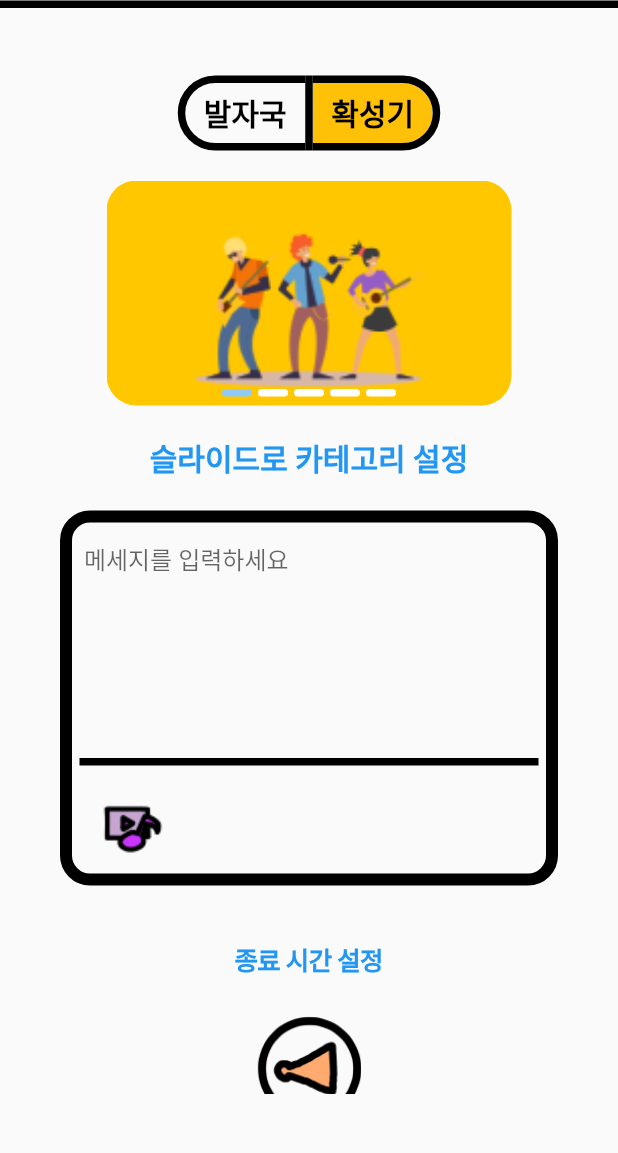
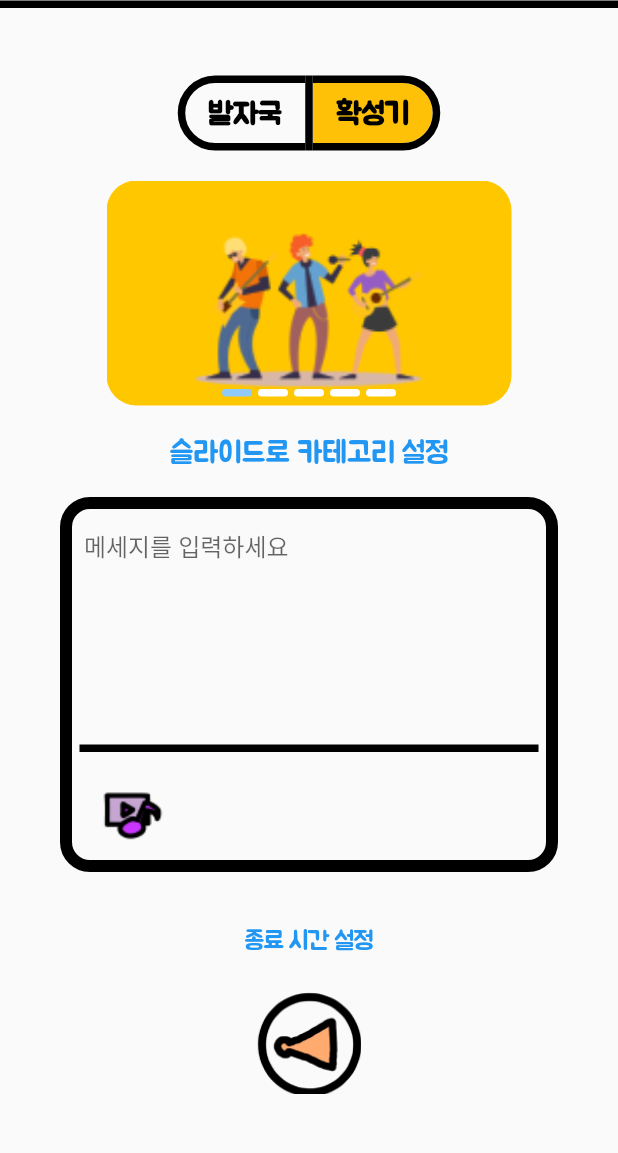
Before and after one commit to jibstring/footp, a Flutter app: the ToggleButtonsSample screen opened directly with empty values, after a tap on "확성기", on a phone screen of 412 x 824 dp, the part 82-1235 px from its top. Run offline on Flutter 3.47's test engine with Material 2 defaults, Android fonts, the phone set to English and light mode, and no system bars; drawn by our look-alikes of banner_carousel; our stand-ins replace dio, file_picker, flutter_secure_storage, fluttertoast, geolocator, get and 4 more; missing offline and left inert: android_intent_plus, log_print, naver_map_plugin, scaled_list, stomp_dart_client; accounts and stored records are empty; network calls fail.

Commit message:
🎨style : 폰트

```diff
--- a/app_footp/lib/components/createFoot/megaPhoneForm.dart
+++ b/app_footp/lib/components/createFoot/megaPhoneForm.dart
@@ -277,7 +277,7 @@ class _megaPhoneFormState extends State<megaPhoneForm> {
         Text(
           "$_categoryresult",
           style: TextStyle(
-              fontSize: 20, color: Colors.blue, fontWeight: FontWeight.bold),
+              fontSize: 20, color: Colors.blue, fontFamily: 'footp'),
         ),
         SizedBox(height: 20),
         Container(
@@ -406,7 +406,7 @@ class _megaPhoneFormState extends State<megaPhoneForm> {
         CupertinoButton(
           child: Text(
             "$_timeresult",
-            style: TextStyle(fontWeight: FontWeight.bold),
+            style: TextStyle(fontFamily: 'footp'),
           ),
           onPressed: () {
             _neverSatisfied(context);
--- a/app_footp/lib/createFoot.dart
+++ b/app_footp/lib/createFoot.dart
@@ -10,11 +10,13 @@ import 'custom_class/store_class/store.dart';
 const List<Widget> types = <Widget>[
   Text(
     '발자국',
-    style: TextStyle(fontSize: 20, fontWeight: FontWeight.bold),
+    style: TextStyle(
+        fontSize: 20, fontWeight: FontWeight.bold, fontFamily: 'footp'),
   ),
   Text(
     '확성기',
-    style: TextStyle(fontSize: 20, fontWeight: FontWeight.bold),
+    style: TextStyle(
+        fontSize: 20, fontWeight: FontWeight.bold, fontFamily: 'footp'),
   )
 ];
 
--- a/app_footp/pubspec.yaml
+++ b/app_footp/pubspec.yaml
@@ -117,6 +117,10 @@ flutter:
   # "family" key with the font family name, and a "fonts" key with a
   # list giving the asset and other descriptors for the font. For
   # example:
+  fonts:
+    - family: footp
+      fonts :
+        - asset: asset/font/BMJUA_otf.otf
   # fonts:
   #     - family : edu
   #       fonts :
```
Also changed, not shown: app_footp/lib/createFootMap.dart (+9 -5 lines), app_footp/asset/font/BMJUA_otf.otf (added).
